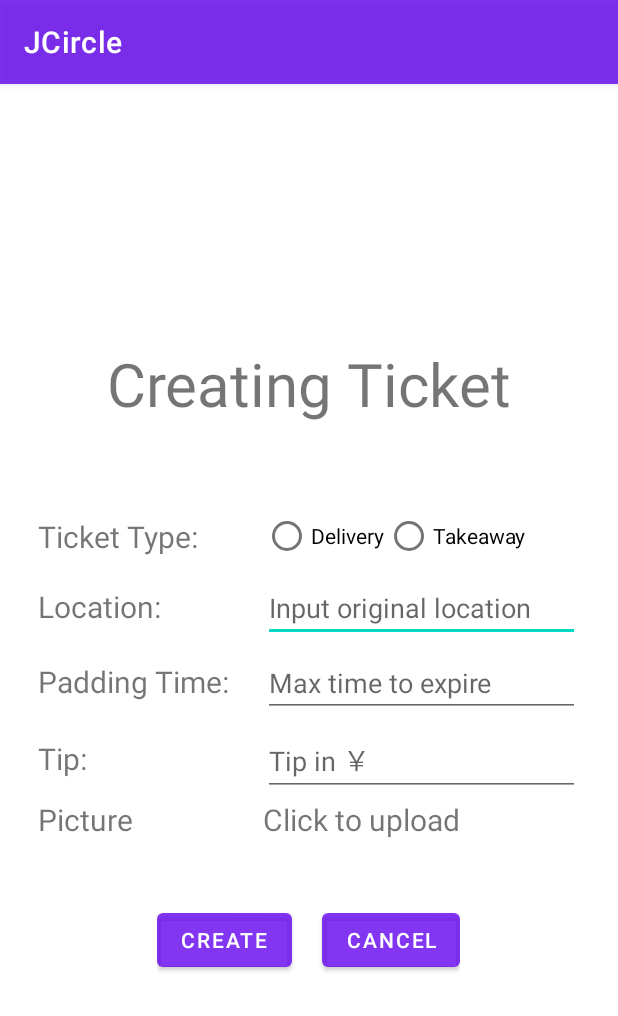
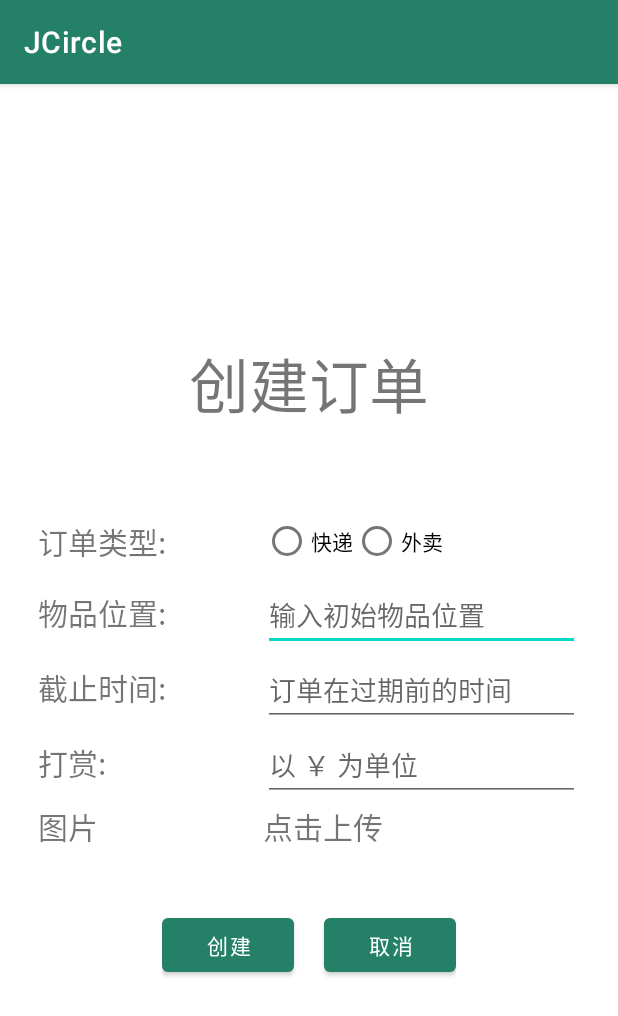
Before and after one commit to TiaTheFairy/JCircle, an Android app: the TradeFragment screen opened directly, with no data from a screen before it, after a tap on an icon or button, on a phone screen of 412 x 824 dp. Shown: the top 1016 px of the screen. Run offline under Robolectric (Android 15) with nearby library versions, the phone set to English and light mode, and no system bars; our stand-ins replace navigation-ui.

Commit message:
登录功能，优化trade

```diff
--- a/app/src/main/AndroidManifest.xml
+++ b/app/src/main/AndroidManifest.xml
@@ -32,6 +32,9 @@
             android:name=".MainActivity"
             android:exported="true"/>
         <activity
+            android:name=".ui.hole.PagerFragment"
+            android:exported="true"/>
+        <activity
             android:name=".ui.login.userlogin"
             android:label="@string/app_name"
             android:exported="true">
--- a/app/src/main/java/com/jnu/jcircle/ui/login/userlogin.java
+++ b/app/src/main/java/com/jnu/jcircle/ui/login/userlogin.java
@@ -4,6 +4,7 @@ import androidx.appcompat.app.AppCompatActivity;
 
 import android.content.Intent;
 import android.os.Bundle;
+import android.text.InputType;
 import android.view.View;
 import android.widget.CheckBox;
 import android.widget.EditText;
@@ -62,7 +63,7 @@ public class userlogin extends AppCompatActivity {
                     else if(!(saver_users.mapPhone.containsValue(login_userPhone.getText().toString()))){
                         login_eulaLine.setVisibility(View.VISIBLE);
                     }
-                    login_userPhone.setFocusable(false);
+                    login_userPhone.setInputType(InputType.TYPE_NULL);
                     login_passwordLine.setVisibility(View.VISIBLE);
                 }
 
@@ -125,7 +126,7 @@ public class userlogin extends AppCompatActivity {
             @Override
             public void onClick(View view) {
                 login_userPhone.setText("");
-                login_userPhone.setFocusable(true);
+                login_userPhone.setInputType(InputType.TYPE_CLASS_NUMBER);
                 login_password.setText("");
                 login_passwordLine.setVisibility(View.INVISIBLE);
                 login_eulaLine.setVisibility(View.INVISIBLE);
--- a/app/src/main/java/com/jnu/jcircle/ui/trade/TradeFragment.java
+++ b/app/src/main/java/com/jnu/jcircle/ui/trade/TradeFragment.java
@@ -6,6 +6,7 @@ import android.view.LayoutInflater;
 import android.view.View;
 import android.view.ViewGroup;
 import android.widget.Button;
+import android.widget.ImageView;
 import android.widget.TextView;
 import android.widget.Toast;
 
@@ -31,9 +32,6 @@ public class TradeFragment extends Fragment {
     private List<TradeViewModel> tradeViewModelList;
     private MyRecyclerViewAdapter recyclerViewAdapter;
 
-    private FloatingActionButton button_add;
-    private AlertDialog dialog_add;
-
     ActivityResultLauncher<Intent> createTicketIntent = registerForActivityResult(new ActivityResultContracts.StartActivityForResult(), new ActivityResultCallback<ActivityResult>() {
         @Override
         public void onActivityResult(ActivityResult result){
@@ -46,7 +44,12 @@ public class TradeFragment extends Fragment {
                 String ticket_time = data.getStringExtra("time");
                 String ticket_tip = data.getStringExtra("tip");
                 int position = data.getIntExtra("position", tradeViewModelList.size());
-                tradeViewModelList.add(position, new TradeViewModel(ticket_type, getString(R.string.ticket_state_waiting), ticket_tip, ticket_location, ticket_time, ""));
+                if(getString(R.string.ticket_type_delivery).equals(ticket_type)){
+                    tradeViewModelList.add(position, new TradeViewModel(ticket_type, getString(R.string.ticket_state_waiting), ticket_tip, ticket_location, ticket_time, "3"));
+                }
+                else{
+                    tradeViewModelList.add(position, new TradeViewModel(ticket_type, getString(R.string.ticket_state_waiting), ticket_tip, ticket_location, ticket_time, "4"));
+                }
                 recyclerViewAdapter.notifyItemInserted(position);
             }
         }
@@ -88,7 +91,6 @@ public class TradeFragment extends Fragment {
             Intent intent = new Intent(this.getContext(), create_ticket.class);
             intent.putExtra("position", tradeViewModelList.size());
             createTicketIntent.launch(intent);
-            Toast.makeText(TradeFragment.this.getContext(), getString(R.string.ticket_new_created), Toast.LENGTH_LONG).show();
         });
 
         return rootView;
@@ -96,8 +98,9 @@ public class TradeFragment extends Fragment {
 
     public void initData(){
         tradeViewModelList = new ArrayList<TradeViewModel>();
-        tradeViewModelList.add(new TradeViewModel("Delivery","Awaiting","3.00", getString(R.string.ticket_location_1),"5 mins", ""));
-        tradeViewModelList.add(new TradeViewModel("Takeaway","Expired","10.00",getString(R.string.ticket_location_2),"15 mins", ""));
+        tradeViewModelList.add(new TradeViewModel("代取快递","Awaiting","3.00", getString(R.string.ticket_location_1),"5 mins", "1"));
+        tradeViewModelList.add(new TradeViewModel("代取外卖","Expired","10.00",getString(R.string.ticket_location_2),"15 mins", "2"));
+        tradeViewModelList.add(new TradeViewModel("出软件工程","Expired","10.00","三栋下","15 mins", "0"));
     }
 
     public void claimTicket(int position){
@@ -105,8 +108,6 @@ public class TradeFragment extends Fragment {
         recyclerViewAdapter.notifyItemRemoved(position);
         Toast.makeText(TradeFragment.this.getContext(), getString(R.string.ticket_claim_claim), Toast.LENGTH_LONG).show();
     }
-
-
 
     private class MyRecyclerViewAdapter extends RecyclerView.Adapter<MyRecyclerViewAdapter.MyViewHolder>{
         private List<TradeViewModel> tradeViewModelList;
@@ -128,6 +129,21 @@ public class TradeFragment extends Fragment {
             holder.getTickets_location().setText(tradeViewModelList.get(position).getTicketLocation());
             holder.getTickets_duration().setText(tradeViewModelList.get(position).getTicketDuration());
             holder.getTickets_claim().setText(getString(R.string.ticket_claim) + tradeViewModelList.get(position).getTicketIncome() + ")");
+            if("1".equals(tradeViewModelList.get(position).getTicketPicture())){
+                holder.getTickets_pic().setImageResource(R.drawable.delivery1);
+            }
+            else if("2".equals(tradeViewModelList.get(position).getTicketPicture())){
+                holder.getTickets_pic().setImageResource(R.drawable.takeaway2);
+            }
+            else if("3".equals(tradeViewModelList.get(position).getTicketPicture())){
+                holder.getTickets_pic().setImageResource(R.drawable.takeaway4);
+            }
+            else if("0".equals(tradeViewModelList.get(position).getTicketPicture())){
+                holder.getTickets_pic().setImageResource(R.drawable.book1);
+            }
+            else{
+                holder.getTickets_pic().setImageResource(R.drawable.delivery3);
+            }
         }
 
         @Override
@@ -139,6 +155,7 @@ public class TradeFragment extends Fragment {
             private TextView tickets_type;
             private TextView tickets_location;
             private TextView tickets_duration;
+            private ImageView tickets_pic;
             private Button tickets_claim;
 
             public MyViewHolder(View itemView){
@@ -146,6 +163,7 @@ public class TradeFragment extends Fragment {
                 tickets_type = itemView.findViewById(R.id.tickets_type);
                 tickets_location = itemView.findViewById(R.id.tickets_location);
                 tickets_duration = itemView.findViewById(R.id.tickets_duration);
+                tickets_pic = itemView.findViewById(R.id.tickets_pic);
                 tickets_claim = itemView.findViewById(R.id.tickets_claim);
 
                 tickets_claim.setOnClickListener(new View.OnClickListener() {
@@ -179,6 +197,8 @@ public class TradeFragment extends Fragment {
 
             public Button getTickets_claim() { return tickets_claim; }
 
+            public ImageView getTickets_pic() { return tickets_pic; }
+
         }
     }
 }
--- a/app/src/main/java/com/jnu/jcircle/ui/trade/create_ticket.java
+++ b/app/src/main/java/com/jnu/jcircle/ui/trade/create_ticket.java
@@ -72,6 +72,7 @@ public class create_ticket extends AppCompatActivity {
                         intent1.putExtra("time", time);
                         intent1.putExtra("tip", tip);
                         setResult(TradeFragment.RESULT_CREATE_SUCCESS, intent1);
+                        Toast.makeText(create_ticket.this, getString(R.string.ticket_new_created), Toast.LENGTH_LONG).show();
                         create_ticket.this.finish();
                     });
                     alertClaim.setNegativeButton(getString(R.string.ticket_new_cancel), (dialogInterface, i) -> {
--- a/app/src/main/res/layout/activity_eula.xml
+++ b/app/src/main/res/layout/activity_eula.xml
@@ -13,7 +13,7 @@
         android:layout_width="wrap_content"
         android:layout_height="wrap_content"
         android:text="@string/eula_title"
-        android:textSize="160sp"
+        android:textSize="100sp"
         android:layout_centerInParent="true"/>
 
 </RelativeLayout>
--- a/app/src/main/res/layout/activity_main.xml
+++ b/app/src/main/res/layout/activity_main.xml
@@ -3,8 +3,7 @@
     xmlns:app="http://schemas.android.com/apk/res-auto"
     android:id="@+id/container"
     android:layout_width="match_parent"
-    android:layout_height="match_parent"
-    android:paddingTop="?attr/actionBarSize">
+    android:layout_height="match_parent">
 
     <com.google.android.material.bottomnavigation.BottomNavigationView
         android:id="@+id/nav_view"
--- a/app/src/main/res/values/strings.xml
+++ b/app/src/main/res/values/strings.xml
@@ -2,14 +2,14 @@
     <string name="app_name">JCircle</string>
 
     <!-- login-->
-    <string name="login_phone">Phone</string>
-    <string name="login_password">Password</string>
-    <string name="login_eula">Accept EULA</string>
-    <string name="login_view">View</string>
-    <string name="login_enterPhone">Please enter a valid phone.</string>
-    <string name="login_enterPassword">Please fill the password.</string>
-    <string name="login_acceptEULA">You must accept the EULA to continue.</string>
-    <string name="login_wrongPassword">Wrong password</string>
+    <string name="login_phone">手机号</string>
+    <string name="login_password">密码</string>
+    <string name="login_eula">我接受用户协议</string>
+    <string name="login_view">查看</string>
+    <string name="login_enterPhone">请输入一个正确的手机号.</string>
+    <string name="login_enterPassword">请输入密码.</string>
+    <string name="login_acceptEULA">你必须先接收用户协议.</string>
+    <string name="login_wrongPassword">密码错误d</string>
 
     <!--eula-->
     <string name="eula_title">EULA</string>
@@ -34,39 +34,39 @@
     <!--trade-->
 
     <!--    trade-->
-    <string name="ticket_type_delivery">Delivery</string>
-    <string name="ticket_type_takeaway">Takeaway</string>
-    <string name="ticket_income">Income</string>
+    <string name="ticket_type_delivery">代取快递</string>
+    <string name="ticket_type_takeaway">代取外卖</string>
+    <string name="ticket_income">收入</string>
     <string name="ticket_state_waiting">Ticket Awaiting</string>
     <string name="ticket_state_expired">Ticket Expired</string>
     <string name="ticket_state_claimed">Ticket Claimed</string>
-    <string name="ticket_state_time">Ends in </string>
-    <string name="ticket_claim">Claim Now (￥</string>
+    <string name="ticket_state_time">订单剩余 </string>
+    <string name="ticket_claim">立即接单 (￥</string>
     <string name="ticket_location_1">暨南大学珠海校区北门菜鸟驿站</string>
     <string name="ticket_location_2">北门外卖架</string>
     <string name="ticket_location_3">暨南大学珠海校区校内菜鸟驿站</string>
-    <string name="ticket_new_title">Creating Ticket</string>
-    <string name="ticket_new_type">Ticket Type: </string>
-    <string name="ticket_new_type_delivery">Delivery</string>
-    <string name="ticket_new_type_takeaway">Takeaway</string>
-    <string name="ticket_new_location">Location: </string>
-    <string name="ticket_new_location_hint">Input original location</string>
-    <string name="ticket_new_time">Padding Time: </string>
-    <string name="ticket_new_time_hint">Max time to expire</string>
-    <string name="ticket_new_tip">Tip: </string>
-    <string name="ticket_new_tip_hint">Tip in ￥</string>
-    <string name="ticket_new_pic">Picture</string>
-    <string name="ticket_new_picUpload">Click to upload</string>
-    <string name="ticket_new_message">Are you sure to create this ticket? You need to pay ￥</string>
-    <string name="ticket_new_dialogtitle">Two-Step Confirmation</string>
-    <string name="ticket_new_create">Create</string>
-    <string name="ticket_new_cancel">Cancel</string>
-    <string name="ticket_new_notFill">Please fill all blanks</string>
-    <string name="ticket_new_invalidTip">Invalid tip</string>
-    <string name="ticket_new_created">You created a ticket!</string>
-    <string name="ticket_claim_message">Are you sure to claim this ticket?</string>
-    <string name="ticket_claim_title">Two-Step Confirmation</string>
-    <string name="ticket_claim_yes">Claim</string>
-    <string name="ticket_claim_no">Cancel</string>
-    <string name="ticket_claim_claim">You claimed this ticket!</string>
+    <string name="ticket_new_title">创建订单</string>
+    <string name="ticket_new_type">订单类型: </string>
+    <string name="ticket_new_type_delivery">快递</string>
+    <string name="ticket_new_type_takeaway">外卖</string>
+    <string name="ticket_new_location">物品位置: </string>
+    <string name="ticket_new_location_hint">输入初始物品位置</string>
+    <string name="ticket_new_time">截止时间: </string>
+    <string name="ticket_new_time_hint">订单在过期前的时间</string>
+    <string name="ticket_new_tip">打赏: </string>
+    <string name="ticket_new_tip_hint">以 ￥ 为单位</string>
+    <string name="ticket_new_pic">图片</string>
+    <string name="ticket_new_picUpload">点击上传</string>
+    <string name="ticket_new_message">你确定创建这个订单吗? 需要支付 ￥</string>
+    <string name="ticket_new_dialogtitle">二步确认</string>
+    <string name="ticket_new_create">创建</string>
+    <string name="ticket_new_cancel">取消</string>
+    <string name="ticket_new_notFill">请填写所有内容</string>
+    <string name="ticket_new_invalidTip">无法识别打赏金额</string>
+    <string name="ticket_new_created">创建成功!</string>
+    <string name="ticket_claim_message">你确定接收这个订单吗?</string>
+    <string name="ticket_claim_title">二步确认</string>
+    <string name="ticket_claim_yes">接收</string>
+    <string name="ticket_claim_no">取消</string>
+    <string name="ticket_claim_claim">你接收了这个订单!</string>
 </resources>
--- a/app/src/main/res/values/themes.xml
+++ b/app/src/main/res/values/themes.xml
@@ -2,7 +2,7 @@
     <!-- Base application theme. -->
     <style name="Theme.JCircle" parent="Theme.MaterialComponents.DayNight.DarkActionBar">
         <!-- Primary brand color. -->
-        <item name="colorPrimary">@color/purple_500</item>
+        <item name="colorPrimary">#248067</item>
         <item name="colorPrimaryVariant">@color/purple_700</item>
         <item name="colorOnPrimary">@color/white</item>
         <!-- Secondary brand color. -->
```
Also changed, not shown: app/src/main/res/layout/activity_userlogin.xml (+5 -2 lines), app/src/main/res/layout/holder_ticket.xml (+24 -22 lines), app/src/main/res/drawable/delivery1.jpg (added), app/src/main/res/drawable/delivery3.jpg (added), app/src/main/res/drawable/takeaway2.jpg (added), app/src/main/res/drawable/takeaway4.jpg (added).
